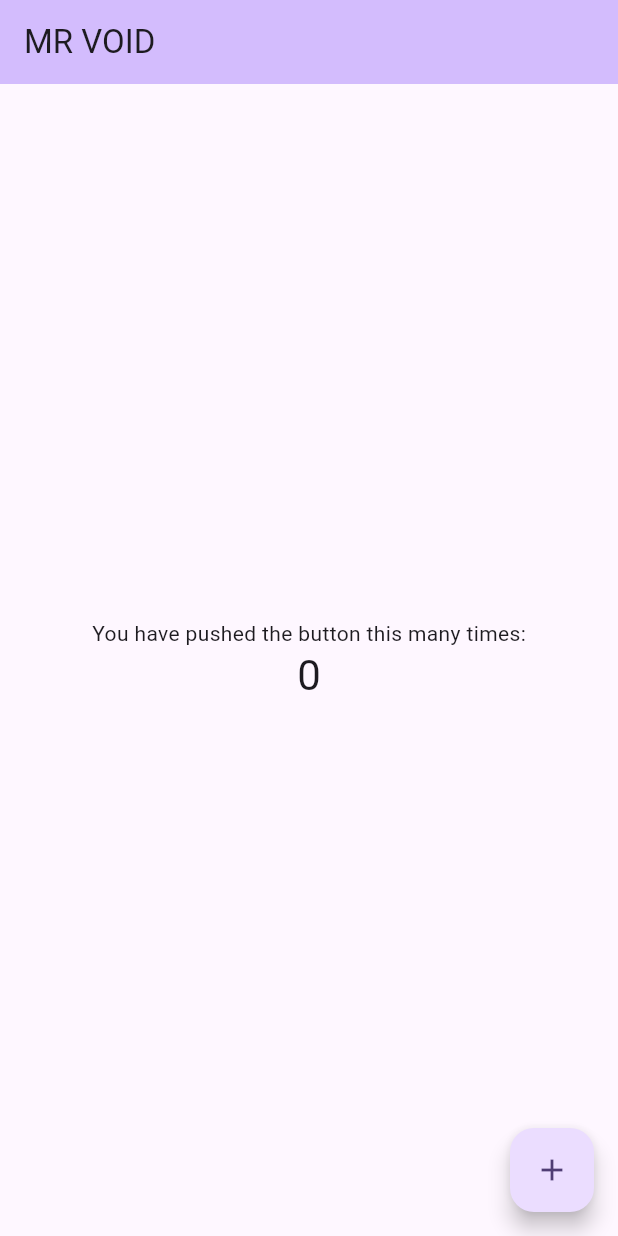
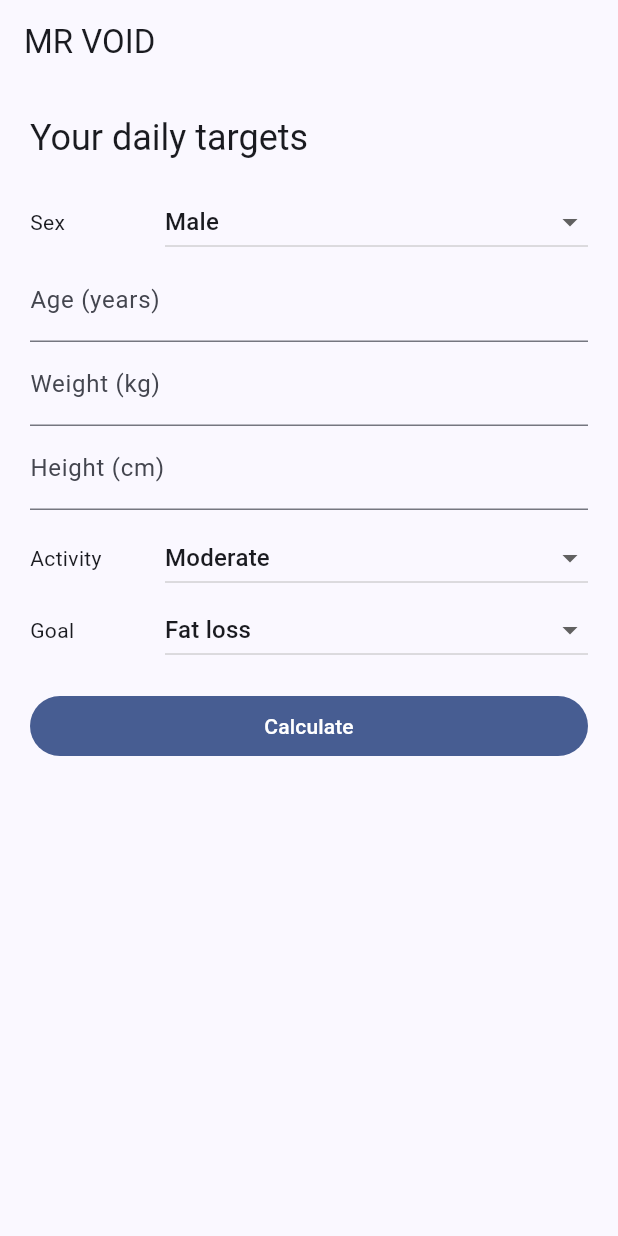
Before and after one commit to Gopi-banoth-srh/mr-void, a Flutter app: the screen it shows after launch, on a phone screen of 412 x 824 dp. Run offline on Flutter 3.47's test engine with Material 3 defaults, Android fonts, the phone set to English and light mode, and no system bars; our stand-ins replace material_ui.

Commit message:
Build daily nutrition targets screen

```diff
--- a/lib/main.dart
+++ b/lib/main.dart
@@ -1,122 +1,25 @@
 import 'package:material_ui/material_ui.dart';
+import 'package:mr_void/targets_screen.dart';
 
 void main() {
-  runApp(const MyApp());
+  runApp(const MrVoidApp());
 }
 
-class MyApp extends StatelessWidget {
-  const MyApp({super.key});
+class MrVoidApp extends StatelessWidget {
+  const MrVoidApp({super.key});
 
-  // This widget is the root of your application.
   @override
   Widget build(BuildContext context) {
     return MaterialApp(
       title: 'MR VOID',
+      debugShowCheckedModeBanner: false,
       theme: ThemeData(
-        // This is the theme of your application.
-        //
-        // TRY THIS: Try running your application with "flutter run". You'll see
-        // the application has a purple toolbar. Then, without quitting the app,
-        // try changing the seedColor in the colorScheme below to Colors.green
-        // and then invoke "hot reload" (save your changes or press the "hot
-        // reload" button in a Flutter-supported IDE, or press "r" if you used
-        // the command line to start the app).
-        //
-        // Notice that the counter didn't reset back to zero; the application
-        // state is not lost during the reload. To reset the state, use hot
-        // restart instead.
-        //
-        // This works for code too, not just values: Most code changes can be
-        // tested with just a hot reload.
-        colorScheme: .fromSeed(seedColor: Colors.deepPurple),
+        colorScheme: ColorScheme.fromSeed(
+          seedColor: const Color(0xFF0F172A),
+        ),
+        useMaterial3: true,
       ),
-      home: const MyHomePage(title: 'MR VOID'),
+      home: const TargetsScreen(),
     );
   }
 }
-
-class MyHomePage extends StatefulWidget {
-  const MyHomePage({super.key, required this.title});
-
-  // This widget is the home page of your application. It is stateful, meaning
-  // that it has a State object (defined below) that contains fields that affect
-  // how it looks.
-
-  // This class is the configuration for the state. It holds the values (in this
-  // case the title) provided by the parent (in this case the App widget) and
-  // used by the build method of the State. Fields in a Widget subclass are
-  // always marked "final".
-
-  final String title;
-
-  @override
-  State<MyHomePage> createState() => _MyHomePageState();
-}
-
-class _MyHomePageState extends State<MyHomePage> {
-  int _counter = 0;
-
-  void _incrementCounter() {
-    setState(() {
-      // This call to setState tells the Flutter framework that something has
-      // changed in this State, which causes it to rerun the build method below
-      // so that the display can reflect the updated values. If we changed
-      // _counter without calling setState(), then the build method would not be
-      // called again, and so nothing would appear to happen.
-      _counter++;
-    });
-  }
-
-  @override
-  Widget build(BuildContext context) {
-    // This method is rerun every time setState is called, for instance as done
-    // by the _incrementCounter method above.
-    //
-    // The Flutter framework has been optimized to make rerunning build methods
-    // fast, so that you can just rebuild anything that needs updating rather
-    // than having to individually change instances of widgets.
-    return Scaffold(
-      appBar: AppBar(
-        // TRY THIS: Try changing the color here to a specific color (to
-        // Colors.amber, perhaps?) and trigger a hot reload to see the AppBar
-        // change color while the other colors stay the same.
-        backgroundColor: Theme.of(context).colorScheme.inversePrimary,
-        // Here we take the value from the MyHomePage object that was created by
-        // the App.build method, and use it to set our appbar title.
-        title: Text(widget.title),
-      ),
-      body: Center(
-        // Center is a layout widget. It takes a single child and positions it
-        // in the middle of the parent.
-        child: Column(
-          // Column is also a layout widget. It takes a list of children and
-          // arranges them vertically. By default, it sizes itself to fit its
-          // children horizontally, and tries to be as tall as its parent.
-          //
-          // Column has various properties to control how it sizes itself and
-          // how it positions its children. Here we use mainAxisAlignment to
-          // center the children vertically; the main axis here is the vertical
-          // axis because Columns are vertical (the cross axis would be
-          // horizontal).
-          //
-          // TRY THIS: Invoke "debug painting" (choose the "Toggle Debug Paint"
-          // action in the IDE, or press "p" in the console), to see the
-          // wireframe for each widget.
-          mainAxisAlignment: .center,
-          children: [
-            const Text('You have pushed the button this many times:'),
-            Text(
-              '$_counter',
-              style: Theme.of(context).textTheme.headlineMedium,
-            ),
-          ],
-        ),
-      ),
-      floatingActionButton: FloatingActionButton(
-        onPressed: _incrementCounter,
-        tooltip: 'Increment',
-        child: const Icon(Icons.add),
-      ),
-    );
-  }
-}
--- /dev/null
+++ b/lib/targets_screen.dart
@@ -0,0 +1,191 @@
+import 'package:material_ui/material_ui.dart';
+import 'package:mr_void/calculator.dart';
+
+class TargetsScreen extends StatefulWidget {
+  const TargetsScreen({super.key});
+
+  @override
+  State<TargetsScreen> createState() => _TargetsScreenState();
+}
+
+class _TargetsScreenState extends State<TargetsScreen> {
+  final _age = TextEditingController();
+  final _weight = TextEditingController();
+  final _height = TextEditingController();
+
+  Sex _sex = Sex.male;
+  ActivityLevel _activity = ActivityLevel.moderate;
+  Goal _goal = Goal.fatLoss;
+
+  Targets? _targets;
+  String? _error;
+
+  @override
+  void dispose() {
+    _age.dispose();
+    _weight.dispose();
+    _height.dispose();
+    super.dispose();
+  }
+
+  void _calculate() {
+    final age = int.tryParse(_age.text.trim());
+    final weight = double.tryParse(_weight.text.trim());
+    final height = double.tryParse(_height.text.trim());
+
+    if (age == null || weight == null || height == null) {
+      setState(() {
+        _targets = null;
+        _error = 'Please enter valid numbers for age, weight and height.';
+      });
+      return;
+    }
+
+    try {
+      final t = calculateTargets(
+        sex: _sex,
+        weightKg: weight,
+        heightCm: height,
+        age: age,
+        activity: _activity,
+        goal: _goal,
+      );
+      setState(() {
+        _targets = t;
+        _error = null;
+      });
+    } on ArgumentError catch (e) {
+      setState(() {
+        _targets = null;
+        _error = e.message.toString();
+      });
+    }
+  }
+
+  Widget _dropdown<T>({
+    required String label,
+    required T value,
+    required List<T> items,
+    required String Function(T) text,
+    required ValueChanged<T> onChanged,
+  }) {
+    return Row(
+      children: [
+        SizedBox(width: 90, child: Text(label)),
+        Expanded(
+          child: DropdownButton<T>(
+            isExpanded: true,
+            value: value,
+            items: [
+              for (final i in items)
+                DropdownMenuItem(value: i, child: Text(text(i))),
+            ],
+            onChanged: (v) {
+              if (v != null) onChanged(v);
+            },
+          ),
+        ),
+      ],
+    );
+  }
+
+  @override
+  Widget build(BuildContext context) {
+    final t = _targets;
+    return Scaffold(
+      appBar: AppBar(title: const Text('MR VOID')),
+      body: ListView(
+        padding: const EdgeInsets.all(20),
+        children: [
+          Text('Your daily targets',
+              style: Theme.of(context).textTheme.headlineSmall),
+          const SizedBox(height: 16),
+          _dropdown<Sex>(
+            label: 'Sex',
+            value: _sex,
+            items: Sex.values,
+            text: (s) => s == Sex.male ? 'Male' : 'Female',
+            onChanged: (v) => setState(() => _sex = v),
+          ),
+          TextField(
+            controller: _age,
+            keyboardType: TextInputType.number,
+            decoration: const InputDecoration(labelText: 'Age (years)'),
+          ),
+          TextField(
+            controller: _weight,
+            keyboardType: TextInputType.number,
+            decoration: const InputDecoration(labelText: 'Weight (kg)'),
+          ),
+          TextField(
+            controller: _height,
+            keyboardType: TextInputType.number,
+            decoration: const InputDecoration(labelText: 'Height (cm)'),
+          ),
+          const SizedBox(height: 8),
+          _dropdown<ActivityLevel>(
+            label: 'Activity',
+            value: _activity,
+            items: ActivityLevel.values,
+            text: (a) => switch (a) {
+              ActivityLevel.sedentary => 'Sedentary',
+              ActivityLevel.light => 'Light',
+              ActivityLevel.moderate => 'Moderate',
+              ActivityLevel.active => 'Active',
+              ActivityLevel.veryActive => 'Very active',
+            },
+            onChanged: (v) => setState(() => _activity = v),
+          ),
+          _dropdown<Goal>(
+            label: 'Goal',
+            value: _goal,
+            items: Goal.values,
+            text: (g) => switch (g) {
+              Goal.fatLoss => 'Fat loss',
+              Goal.leanBulk => 'Lean bulk',
+              Goal.maintain => 'Maintain',
+            },
+            onChanged: (v) => setState(() => _goal = v),
+          ),
+          const SizedBox(height: 16),
+          FilledButton(
+            onPressed: _calculate,
+            child: const Text('Calculate'),
+          ),
+          const SizedBox(height: 20),
+          if (_error != null)
+            Text(_error!,
+                style: TextStyle(color: Theme.of(context).colorScheme.error)),
+          if (t != null)
+            Card(
+              child: Padding(
+                padding: const EdgeInsets.all(16),
+                child: Column(
+                  crossAxisAlignment: CrossAxisAlignment.start,
+                  children: [
+                    Text('${t.calories} kcal per day',
+                        style: Theme.of(context).textTheme.headlineSmall),
+                    const SizedBox(height: 8),
+                    Text('Protein: ${t.proteinG} g'),
+                    Text('Carbs: ${t.carbsG} g'),
+                    Text('Fat: ${t.fatG} g'),
+                    if (t.floorApplied) ...[
+                      const SizedBox(height: 8),
+                      const Text(
+                        'Your target was raised to a minimum safe level.',
+                      ),
+                    ],
+                    const SizedBox(height: 8),
+                    const Text(
+                      'Estimates only, not medical advice.',
+                      style: TextStyle(fontSize: 12),
+                    ),
+                  ],
+                ),
+              ),
+            ),
+        ],
+      ),
+    );
+  }
+}
```
Also changed, not shown: 1 other file.
